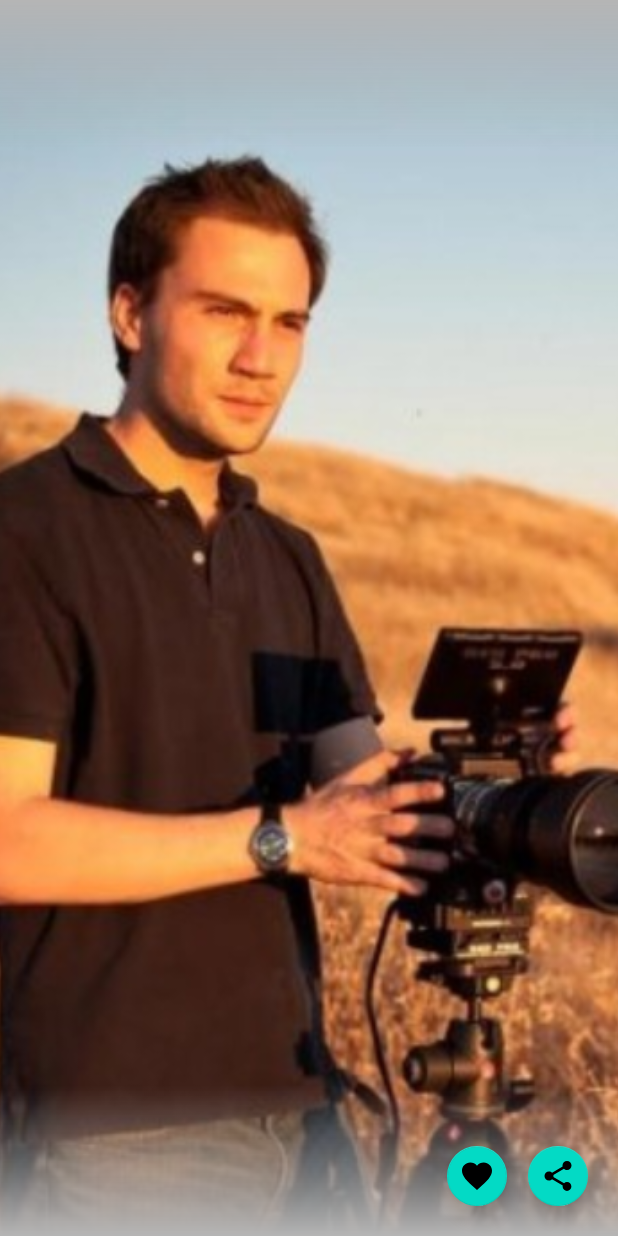
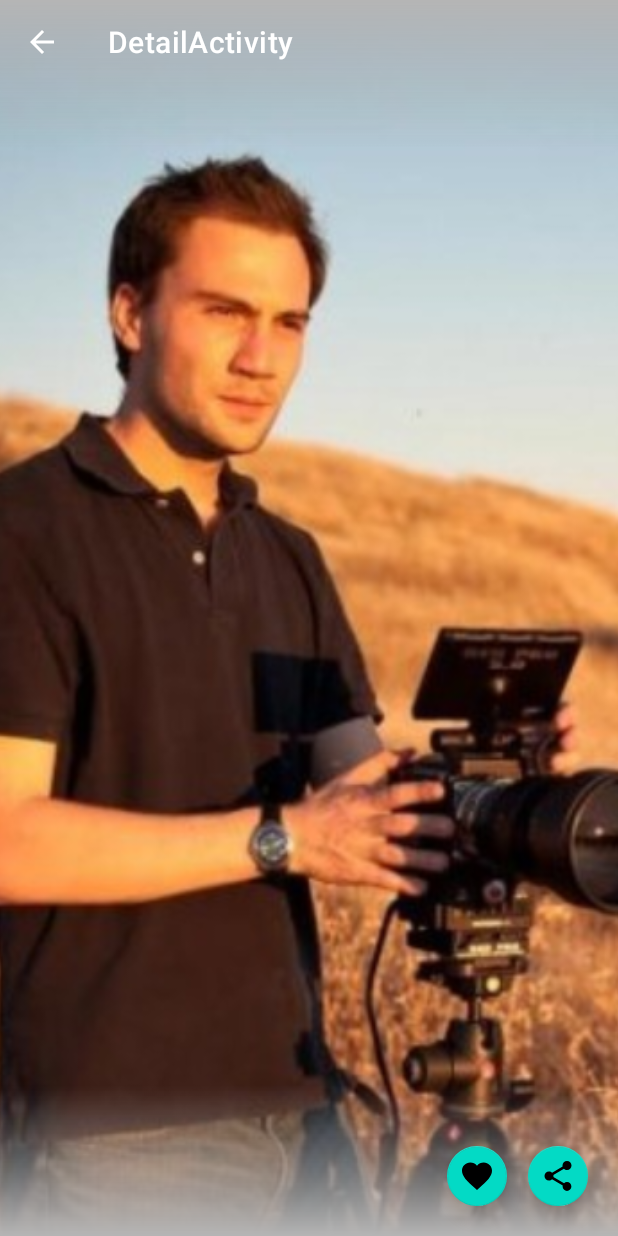
Before and after one commit to FadillahMozhaiq/Submission-Android-Fundamental, an Android app: the DetailActivity screen opened directly, with no data from a screen before it, on a phone screen of 412 x 824 dp. Run offline under Robolectric (Android 15) with nearby library versions, the phone set to English and light mode, and no system bars; plain views replace SubtitleCollapsingToolbarLayout.

Commit message:
Add View Binding Features

```diff
--- a/app/src/main/java/id/fadillah/fundamentalsubmission/ui/activity/detail/DetailActivity.kt
+++ b/app/src/main/java/id/fadillah/fundamentalsubmission/ui/activity/detail/DetailActivity.kt
@@ -1,20 +1,26 @@
 package id.fadillah.fundamentalsubmission.ui.activity.detail
 
 import android.os.Bundle
+import androidx.appcompat.app.AppCompatActivity
 import com.google.android.material.floatingactionbutton.FloatingActionButton
 import com.google.android.material.snackbar.Snackbar
-import androidx.appcompat.app.AppCompatActivity
 import id.fadillah.fundamentalsubmission.R
+import id.fadillah.fundamentalsubmission.databinding.ActivityDetailBinding
 
 class DetailActivity : AppCompatActivity() {
 
+    private lateinit var binding: ActivityDetailBinding
     override fun onCreate(savedInstanceState: Bundle?) {
         super.onCreate(savedInstanceState)
-        setContentView(R.layout.activity_detail)
+        binding = ActivityDetailBinding.inflate(layoutInflater)
+        setContentView(binding.root)
+        setSupportActionBar(binding.toolbar)
         supportActionBar?.setDisplayHomeAsUpEnabled(true)
-//        setSupportActionBar(findViewById(R.id.toolbar))
 
-        findViewById<FloatingActionButton>(R.id.fab).setOnClickListener { view ->
+//        binding.collapsingToolbar.subtitle =
+//        binding.collapsingToolbar.title =
+
+        findViewById<FloatingActionButton>(R.id.fab_favorite).setOnClickListener { view ->
             Snackbar.make(view, "Replace with your own action", Snackbar.LENGTH_LONG)
                 .setAction("Action", null).show()
         }
--- a/app/src/main/java/id/fadillah/fundamentalsubmission/ui/activity/splash/SplashActivity.kt
+++ b/app/src/main/java/id/fadillah/fundamentalsubmission/ui/activity/splash/SplashActivity.kt
@@ -1,12 +1,11 @@
 package id.fadillah.fundamentalsubmission.ui.activity.splash
 
 import android.content.Intent
-import androidx.appcompat.app.AppCompatActivity
 import android.os.Bundle
 import android.os.Handler
 import android.os.Looper
+import androidx.appcompat.app.AppCompatActivity
 import id.fadillah.fundamentalsubmission.R
-import id.fadillah.fundamentalsubmission.ui.activity.detail.DetailActivity
 import id.fadillah.fundamentalsubmission.ui.activity.main.MainActivity
 
 class SplashActivity : AppCompatActivity() {
```
Also changed, not shown: app/src/main/java/id/fadillah/fundamentalsubmission/ui/activity/main/MainActivity.kt (+7 -1 lines).
